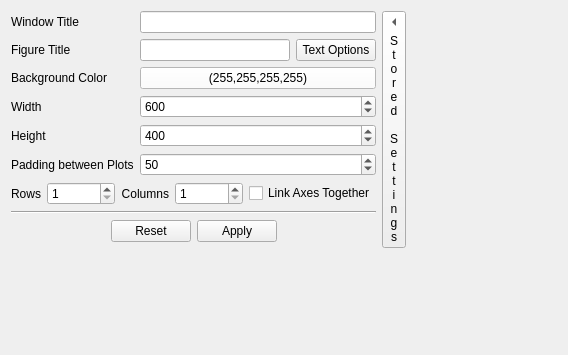
bbreslauer/PySciPlot, file src/ui/Ui_FigureOptionsWidget.ui: the form before one commit.
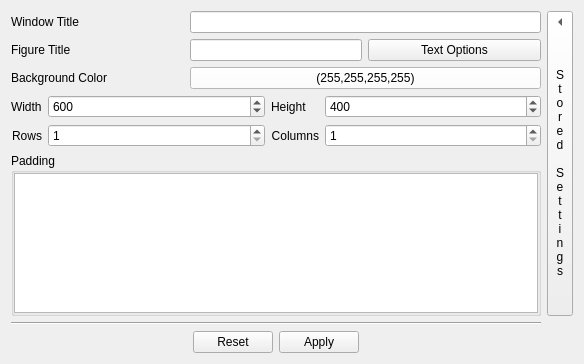
The form after the commit. Custom widgets are drawn as their Qt base class.

Commit message: Individual plots can have their padding modified. Removed axesPadding, as this replaces it. Also removed linkPlotAxes, as that is now covered by mirroring Axis objects.

Diff of the .ui file:
```diff
--- a/src/ui/Ui_FigureOptionsWidget.ui
+++ b/src/ui/Ui_FigureOptionsWidget.ui
@@ -6,85 +6,20 @@
    <rect>
     <x>0</x>
     <y>0</y>
-    <width>568</width>
-    <height>355</height>
+    <width>584</width>
+    <height>364</height>
    </rect>
   </property>
   <property name="windowTitle">
    <string>Form</string>
   </property>
   <layout class="QGridLayout" name="gridLayout">
-   <item row="6" column="0" colspan="3">
-    <layout class="QGridLayout" name="gridLayout_2">
      <item row="0" column="0">
-      <widget class="QLabel" name="label_7">
+    <widget class="QLabel" name="label_24">
        <property name="text">
-        <string>Rows</string>
-       </property>
-       <property name="alignment">
-        <set>Qt::AlignRight|Qt::AlignTrailing|Qt::AlignVCenter</set>
-       </property>
-      </widget>
-     </item>
-     <item row="0" column="2">
-      <widget class="QLabel" name="label_8">
-       <property name="text">
-        <string>Columns</string>
-       </property>
-       <property name="alignment">
-        <set>Qt::AlignRight|Qt::AlignTrailing|Qt::AlignVCenter</set>
-       </property>
-      </widget>
-     </item>
-     <item row="0" column="1">
-      <widget class="QSpinBox" name="rows">
-       <property name="sizePolicy">
-        <sizepolicy hsizetype="Expanding" vsizetype="Fixed">
-         <horstretch>0</horstretch>
-         <verstretch>0</verstretch>
-        </sizepolicy>
-       </property>
-       <property name="minimumSize">
-        <size>
-         <width>50</width>
-         <height>0</height>
-        </size>
-       </property>
-       <property name="minimum">
-        <number>1</number>
-       </property>
-      </widget>
-     </item>
-     <item row="0" column="3">
-      <widget class="QSpinBox" name="columns">
-       <property name="sizePolicy">
-        <sizepolicy hsizetype="Expanding" vsizetype="Fixed">
-         <horstretch>0</horstretch>
-         <verstretch>0</verstretch>
-        </sizepolicy>
-       </property>
-       <property name="minimumSize">
-        <size>
-         <width>50</width>
-         <height>0</height>
-        </size>
-       </property>
-       <property name="minimum">
-        <number>1</number>
-       </property>
-      </widget>
-     </item>
-     <item row="0" column="4" colspan="2">
-      <widget class="QCheckBox" name="linkPlotAxes">
-       <property name="layoutDirection">
-        <enum>Qt::LeftToRight</enum>
-       </property>
-       <property name="text">
-        <string>Link Axes Together</string>
-       </property>
-      </widget>
-     </item>
-    </layout>
+      <string>Window Title</string>
+     </property>
+    </widget>
    </item>
    <item row="0" column="1" colspan="2">
     <widget class="QLineEdit" name="windowTitle">
@@ -105,10 +40,42 @@
      </property>
     </widget>
    </item>
-   <item row="0" column="0">
-    <widget class="QLabel" name="label_24">
+   <item row="0" column="3" rowspan="5">
+    <widget class="QStoredSettingsButton" name="storedSettingsButton">
+     <property name="sizePolicy">
+      <sizepolicy hsizetype="Fixed" vsizetype="Expanding">
+       <horstretch>0</horstretch>
+       <verstretch>0</verstretch>
+      </sizepolicy>
+     </property>
+     <property name="maximumSize">
+      <size>
+       <width>26</width>
+       <height>16777215</height>
+      </size>
+     </property>
      <property name="text">
-      <string>Window Title</string>
+      <string>S
+t
+o
+r
+e
+d
+
+S
+e
+t
+t
+i
+n
+g
+s</string>
+     </property>
+     <property name="toolButtonStyle">
+      <enum>Qt::ToolButtonTextUnderIcon</enum>
+     </property>
+     <property name="arrowType">
+      <enum>Qt::LeftArrow</enum>
      </property>
     </widget>
    </item>
@@ -179,84 +146,74 @@
      </property>
     </widget>
    </item>
-   <item row="5" column="0">
-    <widget class="QLabel" name="label_20">
+   <item row="3" column="0" colspan="3">
+    <layout class="QGridLayout" name="gridLayout_2">
+     <item row="1" column="0">
+      <widget class="QLabel" name="label_7">
      <property name="text">
-      <string>Padding between Plots</string>
-     </property>
-    </widget>
-   </item>
-   <item row="5" column="1" colspan="2">
-    <widget class="QSpinBox" name="axesPadding">
-     <property name="maximum">
-      <number>1000</number>
-     </property>
-     <property name="value">
-      <number>50</number>
+        <string>Rows</string>
+       </property>
+       <property name="alignment">
+        <set>Qt::AlignRight|Qt::AlignTrailing|Qt::AlignVCenter</set>
+       </property>
+      </widget>
+     </item>
+     <item row="1" column="2">
+      <widget class="QLabel" name="label_8">
+       <property name="text">
+        <string>Columns</string>
+       </property>
+       <property name="alignment">
+        <set>Qt::AlignRight|Qt::AlignTrailing|Qt::AlignVCenter</set>
      </property>
     </widget>
    </item>
-   <item row="5" column="4">
-    <spacer name="horizontalSpacer">
-     <property name="orientation">
-      <enum>Qt::Horizontal</enum>
-     </property>
-     <property name="sizeHint" stdset="0">
+     <item row="1" column="1">
+      <widget class="QSpinBox" name="rows">
+       <property name="sizePolicy">
+        <sizepolicy hsizetype="Expanding" vsizetype="Fixed">
+         <horstretch>0</horstretch>
+         <verstretch>0</verstretch>
+        </sizepolicy>
+       </property>
+       <property name="minimumSize">
       <size>
-       <width>40</width>
-       <height>20</height>
-      </size>
-     </property>
-    </spacer>
-   </item>
-   <item row="7" column="0" colspan="3">
-    <widget class="Line" name="line_2">
-     <property name="orientation">
-      <enum>Qt::Horizontal</enum>
+         <width>50</width>
+         <height>0</height>
+        </size>
+       </property>
+       <property name="minimum">
+        <number>1</number>
      </property>
     </widget>
    </item>
-   <item row="8" column="0" colspan="3">
-    <widget class="QDialogButtonBox" name="buttons">
-     <property name="orientation">
-      <enum>Qt::Horizontal</enum>
-     </property>
-     <property name="standardButtons">
-      <set>QDialogButtonBox::Apply|QDialogButtonBox::Reset</set>
-     </property>
-     <property name="centerButtons">
-      <bool>true</bool>
+     <item row="1" column="3">
+      <widget class="QSpinBox" name="columns">
+       <property name="sizePolicy">
+        <sizepolicy hsizetype="Expanding" vsizetype="Fixed">
+         <horstretch>0</horstretch>
+         <verstretch>0</verstretch>
+        </sizepolicy>
+       </property>
+       <property name="minimumSize">
+        <size>
+         <width>50</width>
+         <height>0</height>
+        </size>
+       </property>
+       <property name="minimum">
+        <number>1</number>
      </property>
     </widget>
    </item>
-   <item row="10" column="3">
-    <spacer name="verticalSpacer">
-     <property name="orientation">
-      <enum>Qt::Vertical</enum>
-     </property>
-     <property name="sizeHint" stdset="0">
-      <size>
-       <width>20</width>
-       <height>40</height>
-      </size>
-     </property>
-    </spacer>
-   </item>
-   <item row="3" column="0">
+     <item row="0" column="0">
     <widget class="QLabel" name="label">
      <property name="text">
       <string>Width</string>
      </property>
     </widget>
    </item>
-   <item row="4" column="0">
-    <widget class="QLabel" name="label_2">
-     <property name="text">
-      <string>Height</string>
-     </property>
-    </widget>
-   </item>
-   <item row="3" column="1" colspan="2">
+     <item row="0" column="1">
     <widget class="QSpinBox" name="width">
      <property name="maximum">
       <number>10000</number>
@@ -269,7 +226,14 @@
      </property>
     </widget>
    </item>
-   <item row="4" column="1" colspan="2">
+     <item row="0" column="2">
+      <widget class="QLabel" name="label_2">
+       <property name="text">
+        <string>Height</string>
+       </property>
+      </widget>
+     </item>
+     <item row="0" column="3">
     <widget class="QSpinBox" name="height">
      <property name="maximum">
       <number>10000</number>
@@ -282,45 +246,65 @@
      </property>
     </widget>
    </item>
-   <item row="0" column="3" rowspan="10">
-    <widget class="QStoredSettingsButton" name="storedSettingsButton">
+    </layout>
+   </item>
+   <item row="6" column="3">
+    <spacer name="verticalSpacer">
+     <property name="orientation">
+      <enum>Qt::Vertical</enum>
+     </property>
+     <property name="sizeHint" stdset="0">
+      <size>
+       <width>20</width>
+       <height>40</height>
+      </size>
+     </property>
+    </spacer>
+   </item>
+   <item row="6" column="0" colspan="3">
+    <widget class="QDialogButtonBox" name="buttons">
      <property name="sizePolicy">
-      <sizepolicy hsizetype="Fixed" vsizetype="Expanding">
+      <sizepolicy hsizetype="Expanding" vsizetype="Expanding">
        <horstretch>0</horstretch>
        <verstretch>0</verstretch>
       </sizepolicy>
      </property>
-     <property name="maximumSize">
-      <size>
-       <width>26</width>
-       <height>16777215</height>
-      </size>
+     <property name="orientation">
+      <enum>Qt::Horizontal</enum>
      </property>
-     <property name="text">
-      <string>S
-t
-o
-r
-e
-d
-
-S
-e
-t
-t
-i
-n
-g
-s</string>
+     <property name="standardButtons">
+      <set>QDialogButtonBox::Apply|QDialogButtonBox::Reset</set>
      </property>
-     <property name="toolButtonStyle">
-      <enum>Qt::ToolButtonTextUnderIcon</enum>
+     <property name="centerButtons">
+      <bool>true</bool>
      </property>
-     <property name="arrowType">
-      <enum>Qt::LeftArrow</enum>
+    </widget>
+   </item>
+   <item row="5" column="0" colspan="3">
+    <widget class="Line" name="line_2">
+     <property name="orientation">
+      <enum>Qt::Horizontal</enum>
      </property>
     </widget>
    </item>
+   <item row="4" column="0" colspan="3">
+    <widget class="QGroupBox" name="groupBox">
+     <property name="title">
+      <string>Padding</string>
+     </property>
+     <property name="flat">
+      <bool>true</bool>
+     </property>
+     <layout class="QHBoxLayout" name="horizontalLayout">
+      <property name="margin">
+       <number>0</number>
+      </property>
+      <item>
+       <widget class="QTableView" name="padding"/>
+      </item>
+     </layout>
+    </widget>
+   </item>
   </layout>
   <zorder>windowTitle</zorder>
   <zorder>label_24</zorder>
```
Left out of the diff: 13 changed lines with no effect on the pictures. Lines whose indentation alone changed are shown as unchanged. The commit also changes 7 other files.
